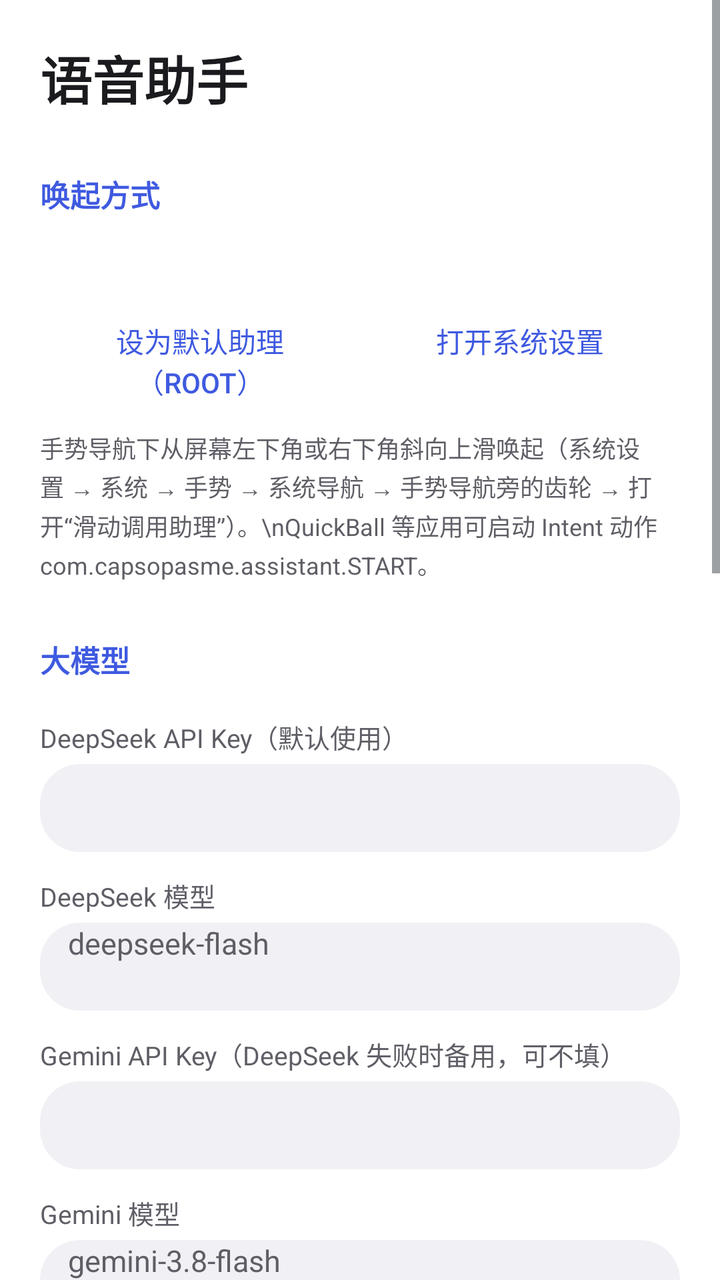
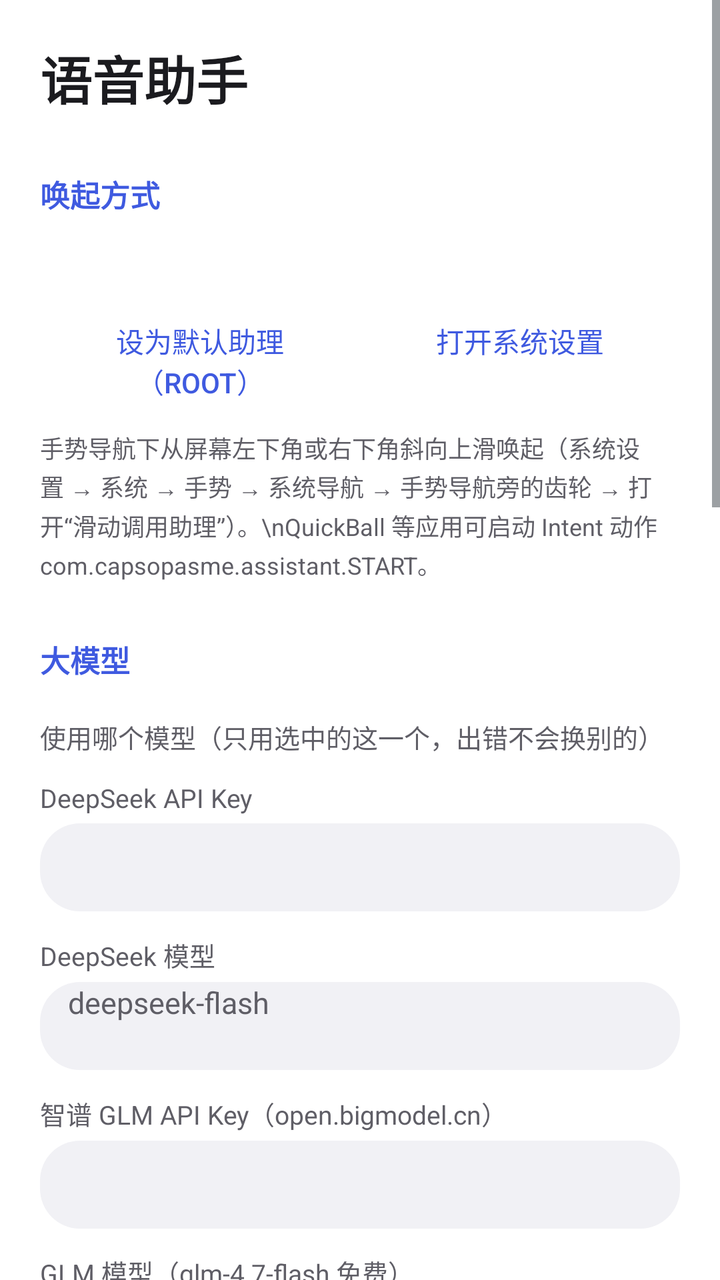

The first picture is an Android layout as it rendered before a commit; the second is the same layout after the commit. The layout source and the unified diff follow.
<!-- AndroidManifest.xml: application theme Theme.Settings -->
<!-- res/layout/activity_settings.xml -->
<?xml version="1.0" encoding="utf-8"?>
<ScrollView xmlns:android="http://schemas.android.com/apk/res/android"
    android:id="@+id/scroll"
    android:layout_width="match_parent"
    android:layout_height="match_parent"
    android:fillViewport="true">

    <LinearLayout
        android:layout_width="match_parent"
        android:layout_height="wrap_content"
        android:orientation="vertical"
        android:padding="20dp">

        <TextView
            android:layout_width="wrap_content"
            android:layout_height="wrap_content"
            android:text="语音助手"
            android:textColor="@color/text_primary"
            android:textSize="26sp"
            android:textStyle="bold" />

        
        <TextView style="@style/SectionTitle" android:text="唤起方式" />

        <TextView
            android:id="@+id/roleStatus"
            style="@style/Body" />

        <LinearLayout style="@style/ButtonRow">
            <Button
                android:id="@+id/roleRoot"
                style="@style/RowButton"
                android:text="设为默认助理（root）" />
            <Button
                android:id="@+id/roleSettings"
                style="@style/RowButton"
                android:text="打开系统设置" />
        </LinearLayout>

        <TextView
            style="@style/Hint"
            android:text="手势导航下从屏幕左下角或右下角斜向上滑唤起（系统设置 → 系统 → 手势 → 系统导航 → 手势导航旁的齿轮 → 打开“滑动调用助理”）。\nQuickBall 等应用可启动 Intent 动作 com.capsopasme.assistant.START。" />

        
        <TextView style="@style/SectionTitle" android:text="大模型" />

        <TextView style="@style/Label" android:text="DeepSeek API Key（默认使用）" />
        <EditText
            android:id="@+id/deepseekKey"
            style="@style/Field"
            android:inputType="textPassword" />

        <TextView style="@style/Label" android:text="DeepSeek 模型" />
        <EditText
            android:id="@+id/deepseekModel"
            style="@style/Field"
            android:hint="deepseek-flash" />

        <TextView style="@style/Label" android:text="Gemini API Key（DeepSeek 失败时备用，可不填）" />
        <EditText
            android:id="@+id/geminiKey"
            style="@style/Field"
            android:inputType="textPassword" />

        <TextView style="@style/Label" android:text="Gemini 模型" />
        <EditText
            android:id="@+id/geminiModel"
            style="@style/Field"
            android:hint="gemini-3.8-flash" />

        <TextView style="@style/Label" android:text="查天气的默认城市" />
        <EditText
            android:id="@+id/defaultCity"
            style="@style/Field"
            android:hint="例如：杭州" />

        
        <TextView style="@style/SectionTitle" android:text="语音识别（离线）" />

        <RadioGroup
            android:id="@+id/modelGroup"
            android:layout_width="match_parent"
            android:layout_height="wrap_content" />

        <TextView
            android:id="@+id/modelStatus"
            style="@style/Body" />

        <ProgressBar
            android:id="@+id/modelProgress"
            style="?android:attr/progressBarStyleHorizontal"
            android:layout_width="match_parent"
            android:layout_height="wrap_content"
            android:max="1000"
            android:visibility="gone" />

        <LinearLayout style="@style/ButtonRow">
            <Button
                android:id="@+id/modelCopy"
                style="@style/RowButton"
                android:text="从小企鹅复制" />
            <Button
                android:id="@+id/modelDownload"
                style="@style/RowButton"
                android:text="下载" />
        </LinearLayout>

        <LinearLayout style="@style/ButtonRow">
            <Button
                android:id="@+id/modelImport"
                style="@style/RowButton"
                android:text="导入 .tar.bz2" />
            <Button
                android:id="@+id/modelTest"
                style="@style/RowButton"
                android:text="测试" />
            <Button
                android:id="@+id/modelDelete"
                style="@style/RowButton"
                android:text="删除" />
        </LinearLayout>

        <TextView style="@style/Label" android:text="下载加速前缀（可不填，如 https://ghfast.top/）" />
        <EditText
            android:id="@+id/mirror"
            style="@style/Field"
            android:inputType="textUri" />

        <TextView style="@style/Label" android:text="说完后停顿多久算结束（毫秒，300–2000）" />
        <EditText
            android:id="@+id/silence"
            style="@style/Field"
            android:inputType="number" />

        <Switch
            android:id="@+id/keepLoaded"
            android:layout_width="match_parent"
            android:layout_height="wrap_content"
            android:layout_marginTop="12dp"
            android:text="用完后保留模型（推荐）"
            android:textColor="@color/text_primary"
            android:textSize="15sp" />

        <TextView
            style="@style/Hint"
            android:text="保留时识别进程会被系统冻结在后台缓存里，不占 CPU、不耗电，内存紧张时系统会自动回收；下次唤起不用重新加载。关闭则每次用完立即释放。" />

        
        <TextView style="@style/SectionTitle" android:text="权限" />

        <TextView
            android:id="@+id/permStatus"
            style="@style/Body" />

        <LinearLayout style="@style/ButtonRow">
            <Button
                android:id="@+id/permRequest"
                style="@style/RowButton"
                android:text="授予权限" />
            <Button
                android:id="@+id/rootCheck"
                style="@style/RowButton"
                android:text="检查 root" />
        </LinearLayout>

        <TextView
            style="@style/Hint"
            android:text="麦克风：语音输入。通讯录：按姓名打电话/发短信。电话：确认后直接拨出（不授予则只打开拨号盘）。root：系统开关、亮度、锁屏。" />
    </LinearLayout>
</ScrollView>
<!-- resources referenced by this layout -->
<resources>
  <color name="text_primary">#FF1B1B1F</color>
  <style name="Body">
          <item name="android:layout_width">match_parent</item>
          <item name="android:layout_height">wrap_content</item>
          <item name="android:layout_marginTop">6dp</item>
          <item name="android:textColor">@color/text_primary</item>
          <item name="android:textSize">15sp</item>
      </style>
  <style name="ButtonRow">
          <item name="android:layout_width">match_parent</item>
          <item name="android:layout_height">wrap_content</item>
          <item name="android:layout_marginTop">6dp</item>
          <item name="android:orientation">horizontal</item>
      </style>
  <style name="Field">
          <item name="android:layout_width">match_parent</item>
          <item name="android:layout_height">44dp</item>
          <item name="android:layout_marginTop">4dp</item>
          <item name="android:background">@drawable/bg_input</item>
          <item name="android:paddingStart">14dp</item>
          <item name="android:paddingEnd">14dp</item>
          <item name="android:singleLine">true</item>
          <item name="android:importantForAutofill">no</item>
          <item name="android:textColor">@color/text_primary</item>
          <item name="android:textColorHint">@color/text_secondary</item>
          <item name="android:textSize">15sp</item>
      </style>
  <style name="Hint">
          <item name="android:layout_width">match_parent</item>
          <item name="android:layout_height">wrap_content</item>
          <item name="android:layout_marginTop">8dp</item>
          <item name="android:lineSpacingExtra">2dp</item>
          <item name="android:textColor">@color/text_secondary</item>
          <item name="android:textSize">12sp</item>
      </style>
  <style name="Label">
          <item name="android:layout_width">match_parent</item>
          <item name="android:layout_height">wrap_content</item>
          <item name="android:layout_marginTop">12dp</item>
          <item name="android:textColor">@color/text_secondary</item>
          <item name="android:textSize">13sp</item>
      </style>
  <style name="RowButton" parent="android:Widget.DeviceDefault.Button.Borderless.Colored">
          <item name="android:layout_width">0dp</item>
          <item name="android:layout_height">wrap_content</item>
          <item name="android:layout_weight">1</item>
          <item name="android:textSize">14sp</item>
      </style>
  <style name="SectionTitle">
          <item name="android:layout_width">match_parent</item>
          <item name="android:layout_height">wrap_content</item>
          <item name="android:layout_marginTop">28dp</item>
          <item name="android:layout_marginBottom">6dp</item>
          <item name="android:textColor">@color/accent</item>
          <item name="android:textSize">15sp</item>
          <item name="android:textStyle">bold</item>
      </style>
  <style name="Theme.Settings" parent="android:Theme.DeviceDefault.DayNight">
          <item name="android:windowNoTitle">true</item>
          <item name="android:windowActionBar">false</item>
          <item name="android:windowBackground">@color/card</item>
          <item name="android:colorAccent">@color/accent</item>
      </style>
  <!-- drawable bg_input (drawable) -->
  <?xml version="1.0" encoding="utf-8"?>
  <shape xmlns:android="http://schemas.android.com/apk/res/android">
      <solid android:color="@color/input_bg" />
      <corners android:radius="20dp" />
  </shape>
  <color name="text_secondary">#FF5F5E66</color>
  <color name="accent">#FF3F5AE0</color>
  <color name="card">#FFFFFFFF</color>
  <color name="input_bg">#FFF1F1F5</color>
</resources>

<!-- the commit's change to res/layout/activity_settings.xml (unified diff, before → after) -->
@@ -44,7 +44,13 @@
         
         <TextView style="@style/SectionTitle" android:text="大模型" />
 
-        <TextView style="@style/Label" android:text="DeepSeek API Key（默认使用）" />
+        <TextView style="@style/Label" android:text="使用哪个模型（只用选中的这一个，出错不会换别的）" />
+        <RadioGroup
+            android:id="@+id/llmGroup"
+            android:layout_width="match_parent"
+            android:layout_height="wrap_content" />
+
+        <TextView style="@style/Label" android:text="DeepSeek API Key" />
         <EditText
             android:id="@+id/deepseekKey"
             style="@style/Field"
@@ -56,7 +62,19 @@
             style="@style/Field"
             android:hint="deepseek-flash" />
 
-        <TextView style="@style/Label" android:text="Gemini API Key（DeepSeek 失败时备用，可不填）" />
+        <TextView style="@style/Label" android:text="智谱 GLM API Key（open.bigmodel.cn）" />
+        <EditText
+            android:id="@+id/glmKey"
+            style="@style/Field"
+            android:inputType="textPassword" />
+
+        <TextView style="@style/Label" android:text="GLM 模型（glm-4.7-flash 免费）" />
+        <EditText
+            android:id="@+id/glmModel"
+            style="@style/Field"
+            android:hint="glm-4.7-flash" />
+
+        <TextView style="@style/Label" android:text="Gemini API Key" />
         <EditText
             android:id="@+id/geminiKey"
             style="@style/Field"
<!-- resource entries referenced after the edit -->
@@ -61,6 +61,11 @@
           <item name="android:windowNoTitle">true</item>
           <item name="android:windowActionBar">false</item>
           <item name="android:windowBackground">@color/card</item>
+          
+          <item name="android:statusBarColor">@android:color/transparent</item>
+          <item name="android:navigationBarColor">@android:color/transparent</item>
+          <item name="android:windowLightStatusBar">@bool/light_system_bars</item>
+          <item name="android:windowLightNavigationBar">@bool/light_system_bars</item>
           <item name="android:colorAccent">@color/accent</item>
       </style>
   <!-- drawable bg_input (drawable) -->
